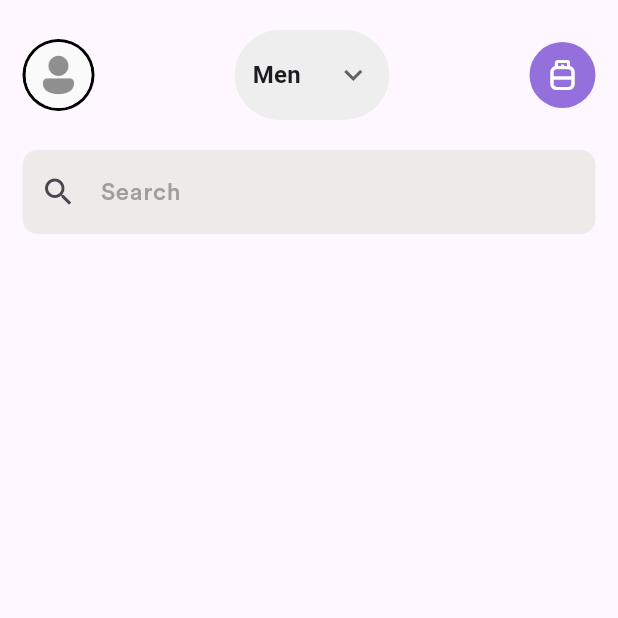
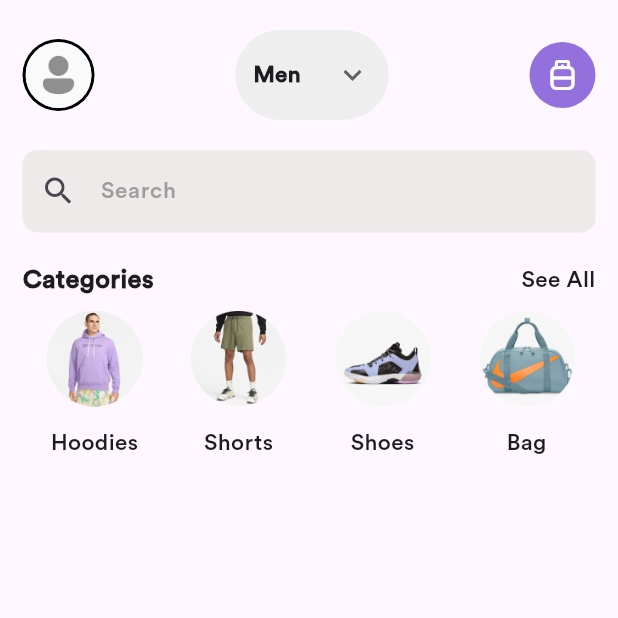
Before and after one commit to Vuonggba1403/EcommerceApp_Supabase, a Flutter app: the screen it shows after launch, on a phone screen of 412 x 824 dp, the top half of it. Run offline on Flutter 3.47's test engine with Material 3 defaults, Android fonts, the light colour scheme and no system bars; our stand-ins replace bloc, flutter_bloc, flutter_spinkit, google_nav_bar, lottie.

Commit message:
complete session categories

```diff
--- a/lib/main.dart
+++ b/lib/main.dart
@@ -17,7 +17,27 @@ class OurMarket extends StatelessWidget {
     return MaterialApp(
       title: "Our Market",
       debugShowCheckedModeBanner: false,
-      theme: ThemeData(useMaterial3: true),
+      theme: ThemeData(
+        useMaterial3: true,
+        fontFamily: "CircularStd",
+        textTheme: const TextTheme(
+          displayLarge: TextStyle(fontSize: 15),
+          displayMedium: TextStyle(fontSize: 15),
+          displaySmall: TextStyle(fontSize: 15),
+          headlineLarge: TextStyle(fontSize: 15),
+          headlineMedium: TextStyle(fontSize: 15),
+          headlineSmall: TextStyle(fontSize: 15),
+          titleLarge: TextStyle(fontSize: 15),
+          titleMedium: TextStyle(fontSize: 15),
+          titleSmall: TextStyle(fontSize: 15),
+          bodyLarge: TextStyle(fontSize: 15),
+          bodyMedium: TextStyle(fontSize: 15),
+          bodySmall: TextStyle(fontSize: 15),
+          labelLarge: TextStyle(fontSize: 15),
+          labelMedium: TextStyle(fontSize: 15),
+          labelSmall: TextStyle(fontSize: 15),
+        ),
+      ),
       home: HomeView(),
     );
   }
--- a/lib/views/auth/login/ui/forgot_view.dart
+++ b/lib/views/auth/login/ui/forgot_view.dart
@@ -1,6 +1,6 @@
 import 'package:e_commerce_app_superbase/core/app_colors.dart';
-import 'package:e_commerce_app_superbase/widgets/custom_button.dart';
-import 'package:e_commerce_app_superbase/widgets/custom_textfield.dart';
+import 'package:e_commerce_app_superbase/common/custom_button.dart';
+import 'package:e_commerce_app_superbase/common/custom_textfield.dart';
 import 'package:e_commerce_app_superbase/core/loading_screen.dart';
 import 'package:e_commerce_app_superbase/views/auth/login/ui/login_view.dart';
 import 'package:flutter/material.dart';
--- a/lib/views/auth/login/ui/login_view.dart
+++ b/lib/views/auth/login/ui/login_view.dart
@@ -1,7 +1,7 @@
 import 'package:e_commerce_app_superbase/core/app_colors.dart';
 import 'package:e_commerce_app_superbase/views/auth/login/ui/forgot_view.dart';
-import 'package:e_commerce_app_superbase/widgets/custom_button.dart';
-import 'package:e_commerce_app_superbase/widgets/custom_textfield.dart';
+import 'package:e_commerce_app_superbase/common/custom_button.dart';
+import 'package:e_commerce_app_superbase/common/custom_textfield.dart';
 import 'package:e_commerce_app_superbase/core/loading_screen.dart';
 import 'package:e_commerce_app_superbase/views/auth/login/ui/register_view.dart';
 import 'package:e_commerce_app_superbase/views/auth/nav_bar/ui/main_home_view.dart';
--- a/lib/views/auth/login/ui/register_view.dart
+++ b/lib/views/auth/login/ui/register_view.dart
@@ -1,6 +1,6 @@
 import 'package:e_commerce_app_superbase/core/app_colors.dart';
-import 'package:e_commerce_app_superbase/widgets/custom_button.dart';
-import 'package:e_commerce_app_superbase/widgets/custom_textfield.dart';
+import 'package:e_commerce_app_superbase/common/custom_button.dart';
+import 'package:e_commerce_app_superbase/common/custom_textfield.dart';
 import 'package:e_commerce_app_superbase/core/loading_screen.dart';
 import 'package:e_commerce_app_superbase/views/auth/login/ui/login_view.dart';
 import 'package:flutter/material.dart';
--- a/lib/views/home/ui/home_view.dart
+++ b/lib/views/home/ui/home_view.dart
@@ -1,6 +1,7 @@
 import 'package:e_commerce_app_superbase/core/app_colors.dart';
-import 'package:e_commerce_app_superbase/core/components/custom_search_textfield.dart';
-import 'package:e_commerce_app_superbase/widgets/custom_textfield.dart';
+import 'package:e_commerce_app_superbase/views/home/ui/widgets/categori_session.dart';
+import 'package:e_commerce_app_superbase/views/home/ui/widgets/search_textfield.dart';
+import 'package:e_commerce_app_superbase/common/custom_textfield.dart';
 import 'package:flutter/material.dart';
 
 class HomeView extends StatefulWidget {
@@ -87,7 +88,10 @@ class _HomeViewState extends State<HomeView> {
                 ],
               ),
               const SizedBox(height: 20),
-              CustomSearchField(),
+              SearchField(),
+              SizedBox(height: 20),
+              //Categpory session
+              CategorySession(),
             ],
           ),
         ),
--- /dev/null
+++ b/lib/views/home/ui/widgets/categori_session.dart
@@ -0,0 +1,54 @@
+import 'package:flutter/material.dart';
+
+class CategorySession extends StatelessWidget {
+  const CategorySession({super.key});
+
+  final List<Map<String, String>> categories = const [
+    {"title": "Hoodies", "image": "assets/hoodies.png"},
+    {"title": "Shorts", "image": "assets/short.png"},
+    {"title": "Shoes", "image": "assets/shoes.png"},
+    {"title": "Bag", "image": "assets/bags.png"},
+    {"title": "Accessories", "image": "assets/Accessories.png"},
+  ];
+  @override
+  Widget build(BuildContext context) {
+    return Column(
+      children: [
+        Row(
+          mainAxisAlignment: MainAxisAlignment.spaceBetween,
+          children: [
+            Text(
+              "Categories",
+              style: TextStyle(fontWeight: FontWeight.bold, fontSize: 17),
+            ),
+            Text("See All"),
+          ],
+        ),
+        SingleChildScrollView(
+          scrollDirection: Axis.horizontal,
+          child: Row(
+            children: categories.map((cat) {
+              return Padding(
+                padding: const EdgeInsets.symmetric(horizontal: 8.0),
+                child: Column(
+                  children: [
+                    SizedBox(
+                      width: 80,
+                      height: 80,
+                      child: Padding(
+                        padding: const EdgeInsets.all(8.0),
+                        child: Image.asset(cat["image"]!, fit: BoxFit.contain),
+                      ),
+                    ),
+                    const SizedBox(height: 6),
+                    Text(cat["title"]!),
+                  ],
+                ),
+              );
+            }).toList(),
+          ),
+        ),
+      ],
+    );
+  }
+}
--- a/lib/core/components/custom_search_textfield.dart
+++ b/lib/views/home/ui/widgets/search_textfield.dart
@@ -1,8 +1,8 @@
-import 'package:e_commerce_app_superbase/widgets/custom_textfield.dart';
+import 'package:e_commerce_app_superbase/common/custom_textfield.dart';
 import 'package:flutter/material.dart';
 
-class CustomSearchField extends StatelessWidget {
-  const CustomSearchField({super.key});
+class SearchField extends StatelessWidget {
+  const SearchField({super.key});
 
   @override
   Widget build(BuildContext context) {
```
Also changed, not shown: assets/Accessories.png (added), assets/bags.png (added), assets/hoodies.png (added), assets/shoes.png (added), assets/short.png (added), lib/common/custom_button.dart (renamed from lib/widgets/custom_button.dart), lib/common/custom_textfield.dart (renamed from lib/widgets/custom_textfield.dart).
